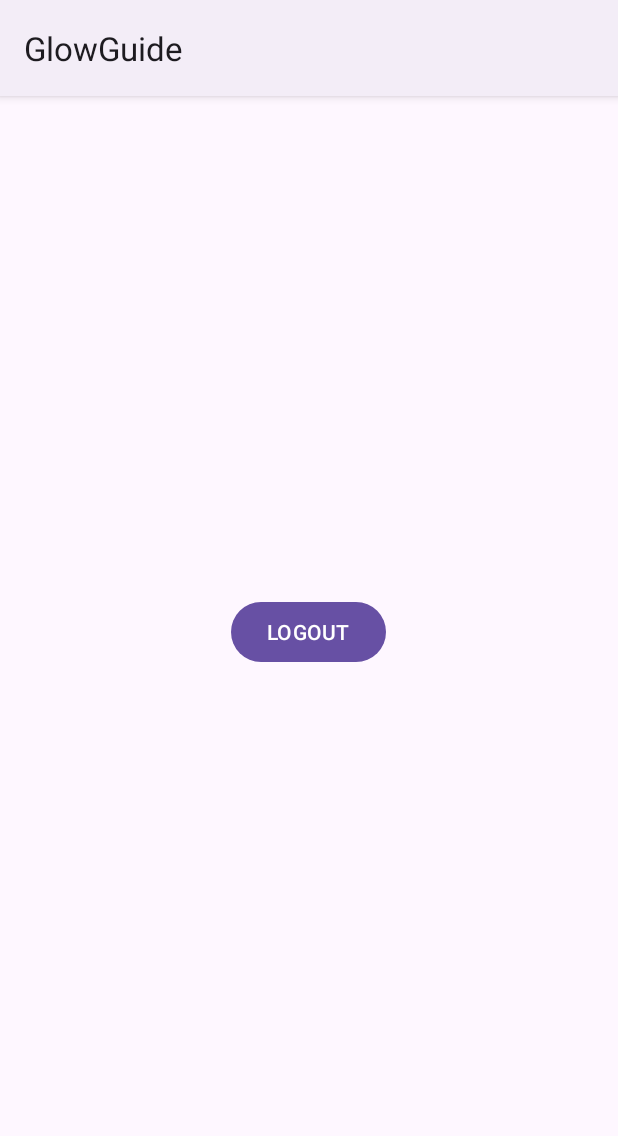
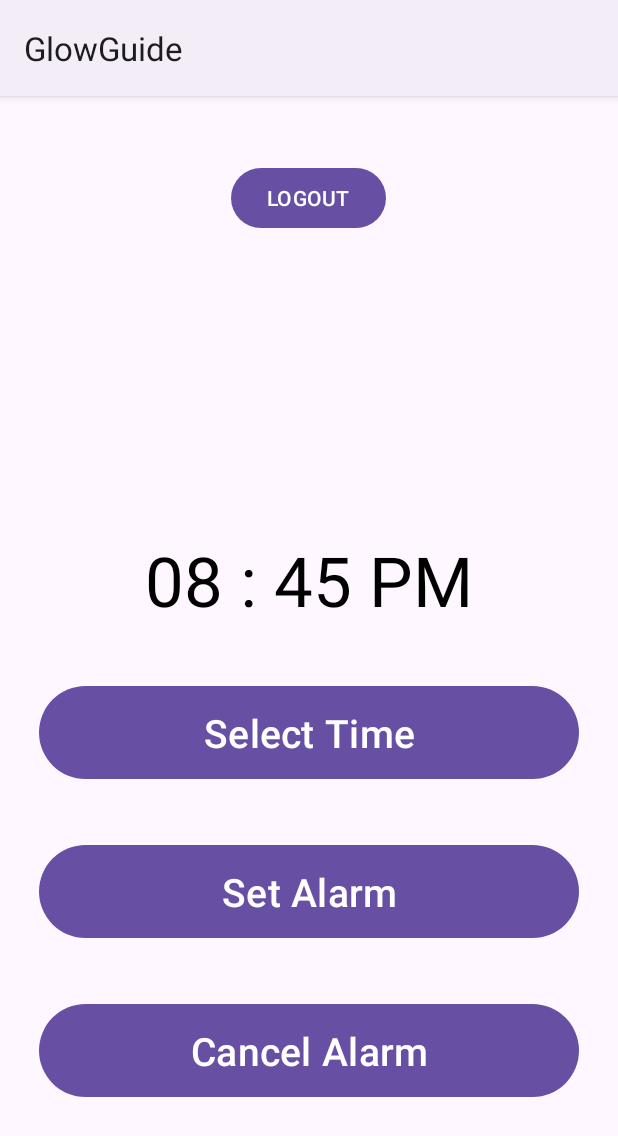
Before and after one commit to Tehilalev/GlowGuide, an Android app: the screen it shows after launch once a user with an empty profile is signed in (MainActivity), on a phone screen of 412 x 824 dp. Shown: the top 1136 px of the screen. Run offline under Robolectric (Android 15) with nearby library versions, the phone set to English and light mode, and no system bars; our stand-ins replace Firebase (no records; nobody signed in at launch, a user with empty details on screens opened directly).

Commit message:
notification

```diff
--- a/app/src/main/AndroidManifest.xml
+++ b/app/src/main/AndroidManifest.xml
@@ -3,6 +3,9 @@
     xmlns:tools="http://schemas.android.com/tools">
 
     <uses-permission android:name="android.permission.INTERNET" />
+
+    <uses-permission android:name="android.permission.POST_NOTIFICATIONS" />
+
 
     <application
         android:allowBackup="true"
@@ -37,6 +40,8 @@
         <activity
             android:name=".MainActivity"
             android:exported="true" />
+
+        <receiver android:name="AlarmReceiver"/>
     </application>
 
 </manifest>
--- a/app/src/main/java/com/example/glowguide/MainActivity.java
+++ b/app/src/main/java/com/example/glowguide/MainActivity.java
@@ -1,21 +1,33 @@
 package com.example.glowguide;
 
+//import android.annotation.SuppressLint;
+import android.app.AlarmManager;
+import android.app.NotificationChannel;
+import android.app.NotificationManager;
+import android.app.PendingIntent;
+import android.content.Context;
 import android.content.Intent;
+import android.os.Build;
 import android.os.Bundle;
-import android.view.View;
 import android.widget.Button;
 import android.widget.TextView;
+import android.widget.Toast;
 
 import androidx.activity.EdgeToEdge;
 import androidx.appcompat.app.AppCompatActivity;
-import androidx.core.graphics.Insets;
-import androidx.core.view.ViewCompat;
-import androidx.core.view.WindowInsetsCompat;
+//import androidx.core.graphics.Insets;
+//import androidx.core.view.ViewCompat;
+//import androidx.core.view.WindowInsetsCompat;
 
+import com.example.glowguide.databinding.ActivityMainBinding;
+import com.google.android.material.timepicker.MaterialTimePicker;
+import com.google.android.material.timepicker.TimeFormat;
 import com.google.firebase.auth.FirebaseAuth;
 import com.google.firebase.auth.FirebaseUser;
-import com.google.firebase.database.DatabaseReference;
-import com.google.firebase.database.FirebaseDatabase;
+import java.util.Calendar;
+import java.util.Locale;
+
+//import com.google.firebase.database.FirebaseDatabase;
 
 public class MainActivity extends AppCompatActivity {
 
@@ -24,11 +36,24 @@ public class MainActivity extends AppCompatActivity {
     TextView textView;
     FirebaseUser user;
 
+    private ActivityMainBinding binding;
+    private MaterialTimePicker picker;
+    private Calendar calendar;
+    private AlarmManager alarmManager;
+    private PendingIntent pendingIntent;
+
+
     @Override
     protected void onCreate(Bundle savedInstanceState) {
         super.onCreate(savedInstanceState);
+        binding = ActivityMainBinding.inflate(getLayoutInflater());
         EdgeToEdge.enable(this);
-        setContentView(R.layout.activity_main);
+
+        //in the video he showed this code line: setContentView(binding.getRoot());
+        setContentView(binding.getRoot());
+        //setContentView(R.layout.activity_main);
+        createNotificationChannel();
+
 
         auth = FirebaseAuth.getInstance();
         button = findViewById(R.id.logout);
@@ -43,22 +68,98 @@ public class MainActivity extends AppCompatActivity {
             textView.setText(user.getEmail());
         }
 
-        button.setOnClickListener(new View.OnClickListener() {
-            @Override
-            public void onClick(View view) {
-                FirebaseAuth.getInstance().signOut();
-                Intent intent = new Intent(getApplicationContext(), Login.class);
-                startActivity(intent);
-                finish();
+        button.setOnClickListener(view -> {
+            FirebaseAuth.getInstance().signOut();
+            Intent intent = new Intent(getApplicationContext(), Login.class);
+            startActivity(intent);
+            finish();
 
-            }
         });
 
-        /*ViewCompat.setOnApplyWindowInsetsListener(findViewById(R.id.main), (v, insets) -> {
-            Insets systemBars = insets.getInsets(WindowInsetsCompat.Type.systemBars());
-            v.setPadding(systemBars.left, systemBars.top, systemBars.right, systemBars.bottom);
-            return insets;
-        });*/
+        binding.selectTimeBtn.setOnClickListener(v -> showTimePicker());
+
+        binding.setAlarmBtn.setOnClickListener(v -> setAlarm());
+
+        binding.cancelAlarmBtn.setOnClickListener(v -> cancelAlarm());
+
+
     }
 
+
+    private void cancelAlarm() {
+
+        Intent intent = new Intent(this, AlarmReceiver.class);
+        pendingIntent = PendingIntent.getBroadcast(this, 0,intent,PendingIntent.FLAG_UPDATE_CURRENT | PendingIntent.FLAG_IMMUTABLE);
+
+        if (alarmManager == null){
+            alarmManager = (AlarmManager) getSystemService(Context.ALARM_SERVICE);
+
+        }
+
+        alarmManager.cancel(pendingIntent);
+        Toast.makeText(this, "Alarm Cancelled", Toast.LENGTH_SHORT).show();
+    }
+
+    private void setAlarm() {
+
+        alarmManager = (AlarmManager) getSystemService(Context.ALARM_SERVICE);
+
+        Intent intent = new Intent(this, AlarmReceiver.class);
+        pendingIntent = PendingIntent.getBroadcast(this, 0,intent,PendingIntent.FLAG_UPDATE_CURRENT | PendingIntent.FLAG_IMMUTABLE);
+        alarmManager.setInexactRepeating(AlarmManager.RTC_WAKEUP,calendar.getTimeInMillis(),
+                AlarmManager.INTERVAL_DAY, pendingIntent);
+
+        Toast.makeText(this, "Alarm Set Successfully", Toast.LENGTH_SHORT).show();
+
+
+    }
+
+    private void showTimePicker() {
+
+        picker = new MaterialTimePicker.Builder()
+                .setTimeFormat(TimeFormat.CLOCK_24H)
+                .setHour(12)
+                .setMinute(0)
+                .setTitleText("Select Alarm Time")
+                .build();
+
+        picker.show(getSupportFragmentManager(), "GlowGuide");
+
+        picker.addOnPositiveButtonClickListener(v -> {
+
+            if (picker.getHour() > 12){
+                binding.selectedTime.setText(
+                        String.format(Locale.getDefault(), "%02d : %02d PM", picker.getHour() - 12, picker.getMinute())
+                );
+            } else {
+                binding.selectedTime.setText(
+                        String.format(Locale.getDefault(), "%02d : %02d AM", picker.getHour(), picker.getMinute())
+                );
+            }
+
+
+            calendar = Calendar.getInstance();
+            calendar.set(Calendar.HOUR_OF_DAY, picker.getHour());
+            calendar.set(Calendar.MINUTE, picker.getMinute());
+            calendar.set(Calendar.SECOND,0);
+            calendar.set(Calendar.MILLISECOND,0);
+
+        });
+
+    }
+
+    private void createNotificationChannel() {
+
+        if(Build.VERSION.SDK_INT >= Build.VERSION_CODES.O){
+            CharSequence name = "GlowGuideReminderChannel";
+            String description = "Channel For Alarm Manager";
+            int importance = NotificationManager.IMPORTANCE_HIGH;
+            NotificationChannel channel = new NotificationChannel("GlowGuide", name, importance);
+            channel.setDescription(description);
+
+            NotificationManager notificationManager = getSystemService(NotificationManager.class);
+            notificationManager.createNotificationChannel(channel);
+        }
+
+    }
 }
--- a/app/src/main/res/layout/activity_main.xml
+++ b/app/src/main/res/layout/activity_main.xml
@@ -13,7 +13,7 @@
         android:id="@+id/user_details"
         android:layout_width="wrap_content"
         android:layout_height="wrap_content"
-        android:text="Hello World" />
+        android:text="@string/hello_world" />
 
     <Button
         android:text="@string/logout"
@@ -21,4 +21,42 @@
         android:layout_width="wrap_content"
         android:layout_height="wrap_content" />
 
+    <TextView
+        android:layout_width="match_parent"
+        android:layout_height="wrap_content"
+        android:id="@+id/selectedTime"
+        android:layout_marginTop="200dp"
+        android:text="@string/notification_time"
+        android:textAlignment="center"
+        android:textColor="@color/black"
+        android:textSize="46sp"/>
+
+    <Button
+        android:id="@+id/selectTimeBtn"
+        android:layout_width="match_parent"
+        android:layout_height="70dp"
+        android:layout_marginTop="36dp"
+        android:layout_marginHorizontal="26dp"
+        android:text="@string/select_time"
+        android:textSize="26sp"/>
+
+    <Button
+        android:id="@+id/setAlarmBtn"
+        android:layout_width="match_parent"
+        android:layout_height="70dp"
+        android:layout_marginTop="36dp"
+        android:layout_marginHorizontal="26dp"
+        android:text="@string/set_alarm"
+        android:textSize="26sp"/>
+
+    <Button
+        android:id="@+id/cancelAlarmBtn"
+        android:layout_width="match_parent"
+        android:layout_height="70dp"
+        android:layout_marginTop="36dp"
+        android:layout_marginHorizontal="26dp"
+        android:text="@string/cancel_alarm"
+        android:textSize="26sp"/>
+
+
 </LinearLayout>
--- a/app/src/main/res/values/strings.xml
+++ b/app/src/main/res/values/strings.xml
@@ -21,5 +21,12 @@
     <string name="_name">Name</string>
     <string name="edit_email">Email</string>
     <string name="save">SAVE</string>
+    <string name="hello_world">Hello World</string>
+    <string name="notification_time">08 : 45 PM</string>
+    <string name="select_time">Select Time</string>
+    <string name="set_alarm">Set Alarm</string>
+    <string name="cancel_alarm">Cancel Alarm</string>
+
+
 
 </resources>
```
Also changed, not shown: app/build.gradle (+7 -0 lines), app/src/main/java/com/example/glowguide/Login.java (+4 -21 lines).
